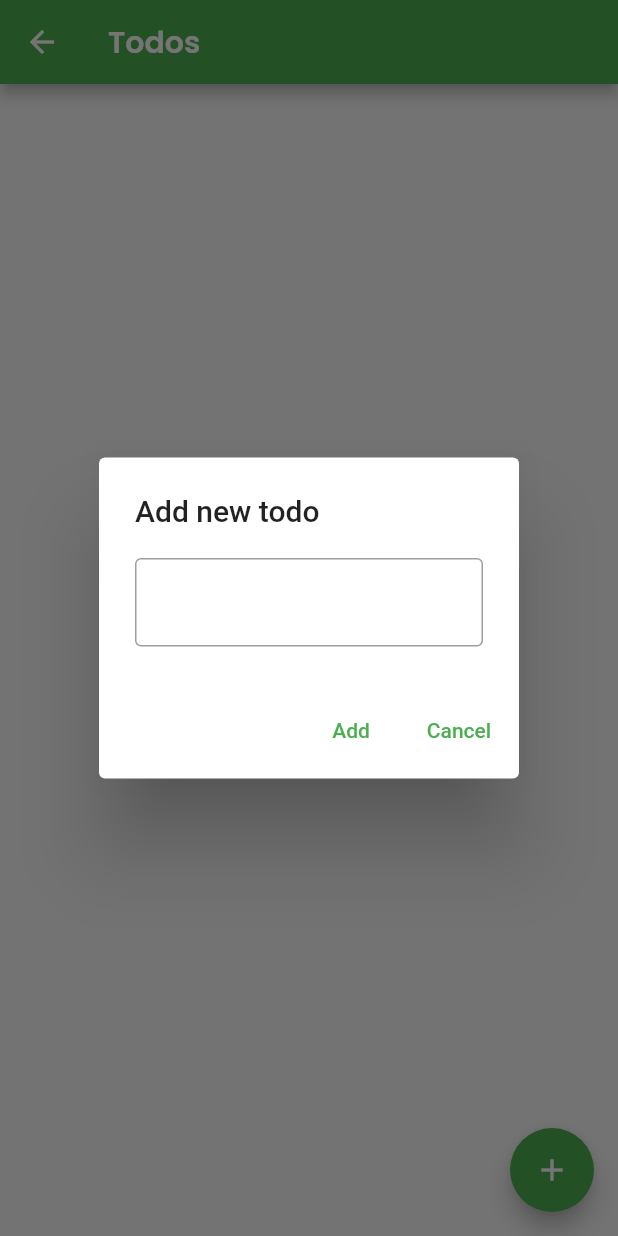
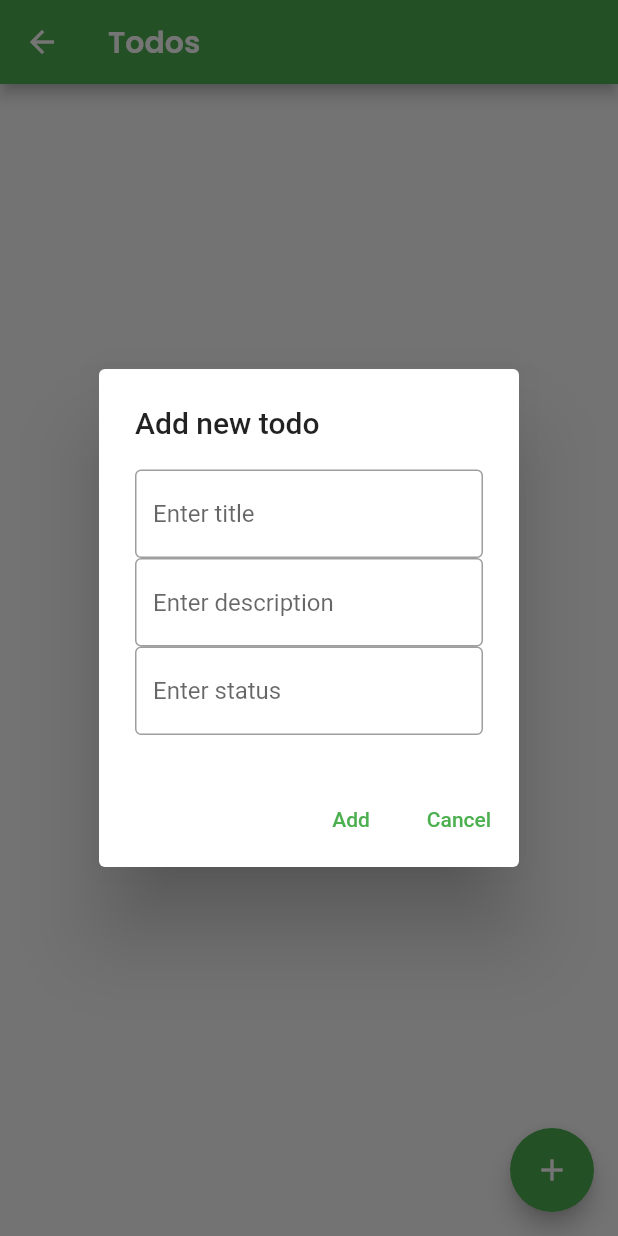
Before and after one commit to colette-exe/bloom-23, a Flutter app: the TodoPage screen opened directly with empty values, after a tap on the "add" icon, on a phone screen of 412 x 824 dp. Run offline on Flutter 3.47's test engine with Material 2 defaults, Android fonts, the phone set to English and light mode, and no system bars; our stand-ins replace cloud_firestore, firebase_auth, firebase_core; missing offline and left inert: fake_cloud_firestore, firebase_auth_mocks; accounts and stored records are empty; generated files the repository leaves out were written again.

Commit message:
feat : add todo fields -> title, description, status

```diff
--- a/lib/screens/modal_todo.dart
+++ b/lib/screens/modal_todo.dart
@@ -16,7 +16,9 @@ class TodoModal extends StatelessWidget {
   String type;
   String uid;
   // int todoIndex;
-  TextEditingController _formFieldController = TextEditingController();
+  TextEditingController titleController = TextEditingController();
+  TextEditingController descController = TextEditingController();
+  TextEditingController statController = TextEditingController();
 
   TodoModal({super.key, required this.type, required this.uid});
 
@@ -46,15 +48,37 @@ class TodoModal extends StatelessWidget {
             "Are you sure you want to delete '${context.read<TodoListProvider>().selected.title}'?",
           );
         }
-      // Edit and add will have input field in them
+      // add
       default:
-        return TextField(
-          controller: _formFieldController,
-          decoration: InputDecoration(
-            border: const OutlineInputBorder(),
-            // hintText: todoIndex != -1 ? todoItems[todoIndex].title : '',
+        return Column(mainAxisSize: MainAxisSize.min, children: [
+          // title
+          TextField(
+            controller: titleController,
+            decoration: const InputDecoration(
+              border: OutlineInputBorder(),
+              // hintText: todoIndex != -1 ? todoItems[todoIndex].title : '',
+              hintText: "Enter title",
+            ),
           ),
-        );
+          // description
+          TextField(
+            controller: descController,
+            decoration: const InputDecoration(
+              border: OutlineInputBorder(),
+              // hintText: todoIndex != -1 ? todoItems[todoIndex].title : '',
+              hintText: "Enter description",
+            ),
+          ),
+          // status
+          TextField(
+            controller: statController,
+            decoration: const InputDecoration(
+              border: OutlineInputBorder(),
+              // hintText: todoIndex != -1 ? todoItems[todoIndex].title : '',
+              hintText: "Enter status",
+            ),
+          ),
+        ]);
     }
   }
 
@@ -68,9 +92,9 @@ class TodoModal extends StatelessWidget {
             {
               // Instantiate a todo objeect to be inserted, default userID will be 1, the id will be the next id in the list
               Todo temp = Todo(
-                  title: _formFieldController.text,
-                  description: "new todo",
-                  status: "ongoing",
+                  title: titleController.text,
+                  description: descController.text,
+                  status: statController.text,
                   history: "created",
                   ownerId: uid);
 
```
